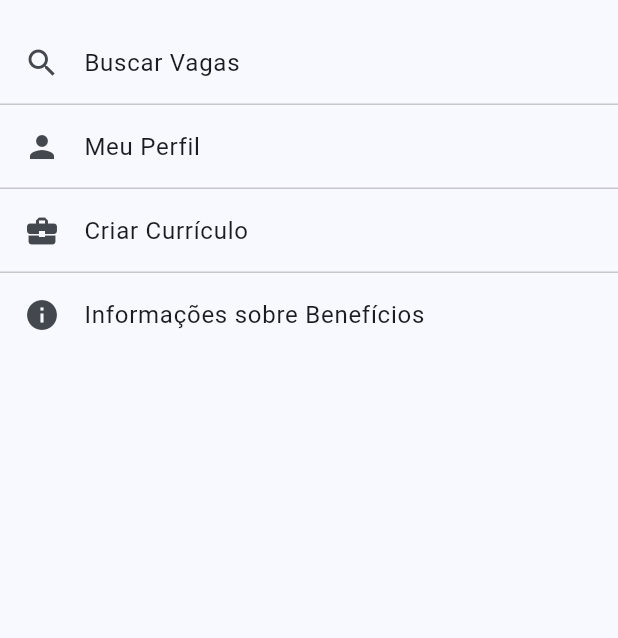
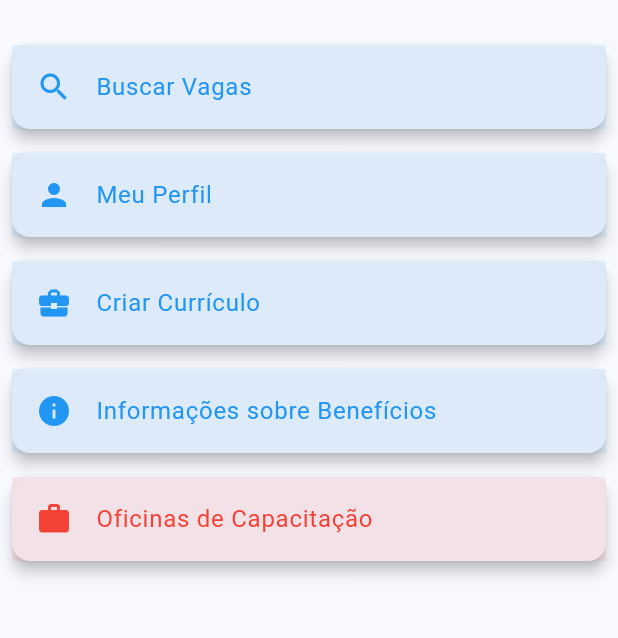
Before and after one commit to jcr04/Emprega-Ribamar.Flutter, a Flutter app: the HomeScreen screen opened directly, on a phone screen of 412 x 824 dp, the part 63-701 px from its top. Run offline on Flutter 3.47's test engine with Material 2 defaults, Android fonts, the phone set to English and light mode, and no system bars.

Commit message:
add news features in homePage

```diff
--- a/lib/views/home/home_screen.dart
+++ b/lib/views/home/home_screen.dart
@@ -1,3 +1,4 @@
+import 'package:emprega_ribamar/widgets/cardbuttom.dart';
 import 'package:flutter/material.dart';
 
 class HomeScreen extends StatelessWidget {
@@ -9,41 +10,52 @@ class HomeScreen extends StatelessWidget {
       appBar: AppBar(
         title: const Text('Emprega Ribamar'),
       ),
-      body: ListView(
-        children: ListTile.divideTiles(
-          context: context,
-          tiles: [
-            ListTile(
-              leading: const Icon(Icons.search),
-              title: const Text('Buscar Vagas'),
+      body: Padding(
+        padding: const EdgeInsets.all(8.0),
+        child: ListView(
+          children: <Widget>[
+            CardButton(
+              icon: Icons.search,
+              text: 'Buscar Vagas',
+              color: Colors.blue,
               onTap: () {
                 // Navegar para a tela de busca de vagas
               },
             ),
-            ListTile(
-              leading: const Icon(Icons.person),
-              title: const Text('Meu Perfil'),
+            CardButton(
+              icon: Icons.person,
+              text: 'Meu Perfil',
+              color: Colors.blue,
               onTap: () {
                 // Navegar para a tela do perfil do usuário
               },
             ),
-            ListTile(
-              leading: const Icon(Icons.business_center),
-              title: const Text('Criar Currículo'),
+            CardButton(
+              icon: Icons.business_center,
+              text: 'Criar Currículo',
+              color: Colors.blue,
               onTap: () {
                 // Navegar para a tela de criação de currículo
               },
             ),
-            ListTile(
-              leading: const Icon(Icons.info),
-              title: const Text('Informações sobre Benefícios'),
+            CardButton(
+              icon: Icons.info,
+              text: 'Informações sobre Benefícios',
+              color: Colors.blue,
               onTap: () {
                 // Navegar para a tela de informações sobre benefícios
               },
             ),
-            // Adicione mais opções conforme necessário
+            CardButton(
+              icon: Icons.work,
+              text: 'Oficinas de Capacitação',
+              color: Colors.red,
+              onTap: () {
+                // Navegar para a tela de oficinas de capacitação
+              },
+            ),
           ],
-        ).toList(),
+        ),
       ),
     );
   }
--- /dev/null
+++ b/lib/widgets/cardbuttom.dart
@@ -0,0 +1,30 @@
+import 'package:flutter/material.dart';
+
+class CardButton extends StatelessWidget {
+  final IconData icon;
+  final String text;
+  final Color color;
+  final VoidCallback onTap;
+
+  const CardButton({
+    super.key,
+    required this.icon,
+    required this.text,
+    required this.color,
+    required this.onTap,
+  });
+
+  @override
+  Widget build(BuildContext context) {
+    return Card(
+      elevation: 4.0,
+      margin: const EdgeInsets.symmetric(vertical: 8.0),
+      child: ListTile(
+        tileColor: color.withOpacity(0.1),
+        leading: Icon(icon, color: color),
+        title: Text(text, style: TextStyle(color: color)),
+        onTap: onTap,
+      ),
+    );
+  }
+}
```
